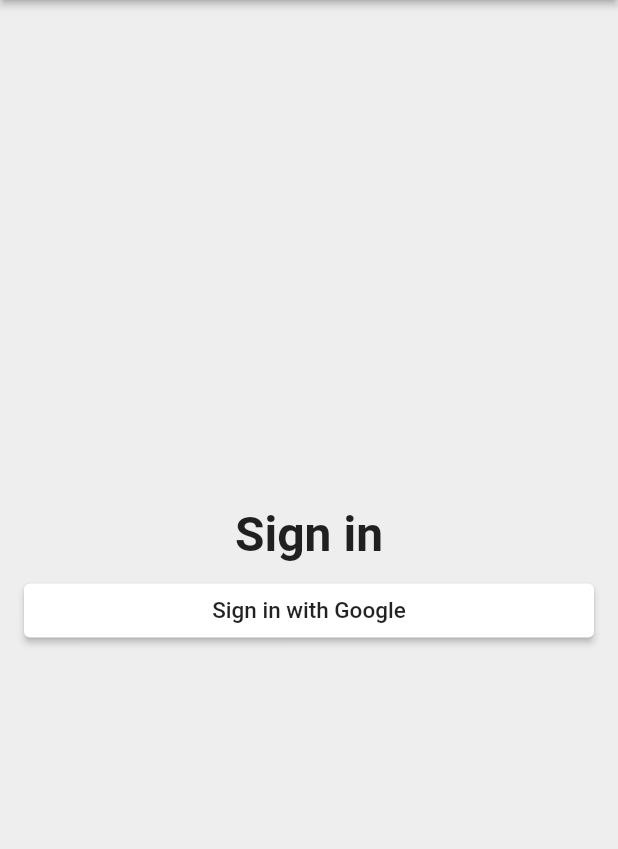
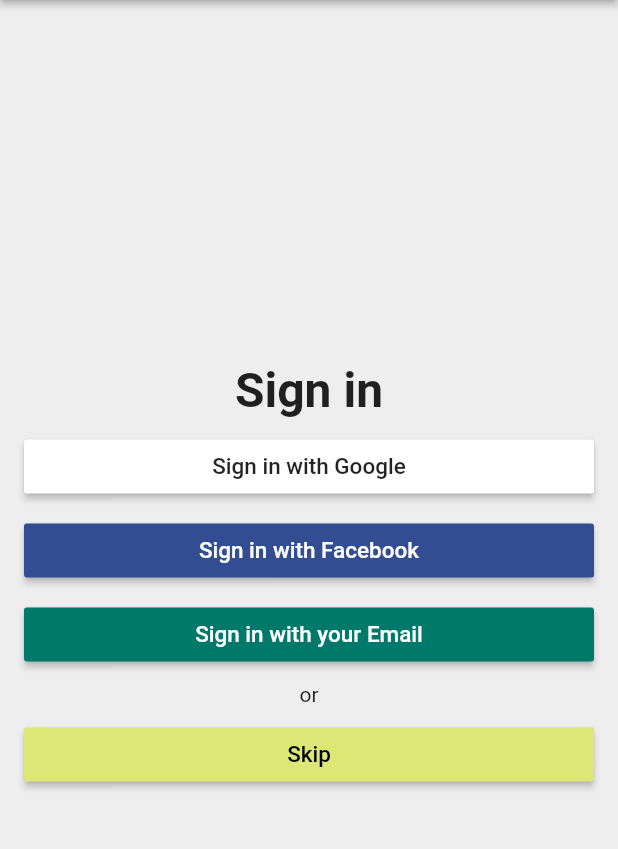
Before and after one commit to YonasW/hudaccommodation_app, a Flutter app: the screen it shows after launch, after a tap on "Sign in with Google", on a phone screen of 412 x 824 dp, the part 84-933 px from its top. Run offline on Flutter 3.47's test engine with Material 2 defaults, Android fonts, the phone set to English and light mode, and no system bars.

Commit message:
Updated version

```diff
--- /dev/null
+++ b/lib/App/signIn/sign_in_button.dart
@@ -0,0 +1,20 @@
+import 'package:flutter/cupertino.dart';
+import 'package:flutter/material.dart';
+import 'package:hudaccommodation_app/common_widgets/custom_raised_button.dart';
+
+class SignInButton extends CustomRaisedButton {
+  SignInButton({
+    String text,
+    Color color,
+    Color textColor,
+    VoidCallback onPressed,
+  }) : super(
+          child: Text(
+            text,
+            style: TextStyle(color: textColor, fontSize: 15.0),
+          ),
+          color: color,
+          height: 40.0,
+          onPressed: onPressed,
+        );
+}
--- a/lib/App/signIn/sign_in_page.dart
+++ b/lib/App/signIn/sign_in_page.dart
@@ -1,5 +1,5 @@
 import 'package:flutter/material.dart';
-import 'package:hudaccommodation_app/common_widgets/custom_raised_button.dart';
+import 'package:hudaccommodation_app/App/signIn/sign_in_button.dart';
 
 class SignInPage extends StatelessWidget {
   @override
@@ -32,16 +32,37 @@ class SignInPage extends StatelessWidget {
             ),
           ),
           SizedBox(height: 8.0),
-          CustomRaisedButton(
-            child: Text(
-              'Sign in with Google',
-              style: TextStyle(
-                color: Colors.black87,
-                fontSize: 15.0,
-              ),
-            ),
+          SignInButton(
+            text: 'Sign in with Google',
+            textColor: Colors.black87,
             color: Colors.white,
-            borderRadius: 4.0,
+            onPressed: () {},
+          ),
+          SizedBox(height: 8.0),
+          SignInButton(
+            text: 'Sign in with Facebook',
+            textColor: Colors.white,
+            color: Color(0xFF334D92),
+            onPressed: () {},
+          ),
+          SizedBox(height: 8.0),
+          SignInButton(
+            text: 'Sign in with your Email',
+            textColor: Colors.white,
+            color: Colors.teal[700],
+            onPressed: () {},
+          ),
+          SizedBox(height: 8.0),
+          Text(
+            'or',
+            style: TextStyle(fontSize: 14.0, color: Colors.black87),
+            textAlign: TextAlign.center,
+          ),
+          SizedBox(height: 8.0),
+          SignInButton(
+            text: 'Skip',
+            textColor: Colors.black,
+            color: Colors.lime[300],
             onPressed: () {},
           ),
         ],
--- a/lib/common_widgets/custom_raised_button.dart
+++ b/lib/common_widgets/custom_raised_button.dart
@@ -2,16 +2,22 @@ import 'package:flutter/material.dart';
 
 class CustomRaisedButton extends StatelessWidget {
   CustomRaisedButton(
-      {this.child, this.color, this.borderRadius, this.onPressed});
+      {this.child,
+      this.color,
+      this.borderRadius: 2.0,
+      this.height: 50.0,
+      this.onPressed});
 
   final Widget child;
   final Color color;
   final double borderRadius;
+  final double height;
   final VoidCallback onPressed;
 
   @override
   Widget build(BuildContext context) {
-    return RaisedButton(
+    return SizedBox(
+      child: RaisedButton(
         child: child,
         color: color,
         shape: RoundedRectangleBorder(
@@ -20,6 +26,7 @@ class CustomRaisedButton extends StatelessWidget {
           ),
         ),
         onPressed: onPressed,
+      ),
     );
   }
 }
```
Lines whose indentation alone changed are shown as unchanged.
